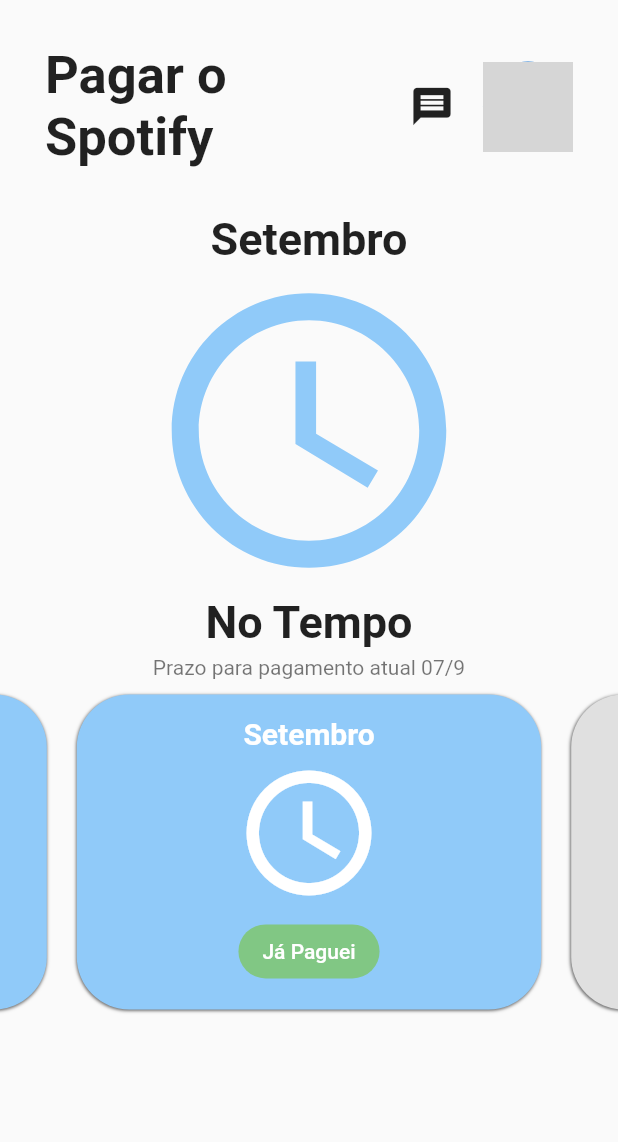
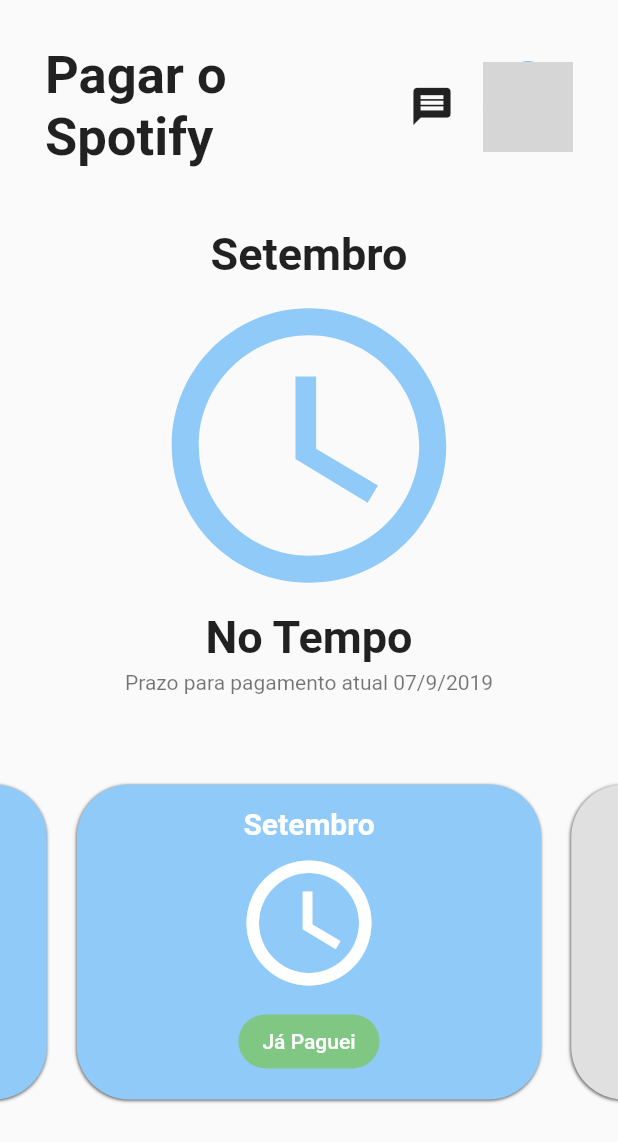
Before and after one commit to Joaomon7eiro/pay-me-app, a Flutter app: the UserHomePage screen opened directly with empty values, after a tap on the "message" icon, on a phone screen of 412 x 824 dp. Shown: the top 1142 px of the screen. Run offline on Flutter 3.47's test engine with Material 2 defaults, Android fonts, the phone set to English and light mode, and no system bars; drawn by our look-alikes of carousel_slider; our stand-ins replace cloud_firestore, flutter_spinkit; missing offline and left inert: flutter_open_whatsapp; accounts and stored records are empty; network calls fail; grey boxes are pictures that could not be loaded.

Commit message:
user layout

```diff
--- a/lib/models/month.dart
+++ b/lib/models/month.dart
@@ -4,10 +4,7 @@ class Month {
   final String title;
   final int number;
   final PaymentStatus status;
+  final String year;
 
-  const Month({
-    this.number,
-    this.title,
-    this.status,
-  });
+  const Month({this.number, this.title, this.status, this.year});
 }
--- a/lib/pages/user_home_page.dart
+++ b/lib/pages/user_home_page.dart
@@ -18,16 +18,17 @@ class UserHomePage extends StatefulWidget {
 }
 
 class _UserHomePageState extends State<UserHomePage> {
-  String id;
+  String _id;
+  var _refreshKey = GlobalKey<RefreshIndicatorState>();
   final _firestore = Firestore.instance;
 
-  List<Month> months = [];
+  List<Month> _months = [];
 
-  final currentMonth = DateTime.now().month - 1;
+  final _currentMonth = DateTime.now().month - 1;
 
-  bool isLoading = true;
+  bool _isLoading = true;
 
-  List<Month> defaultMonths = [
+  List<Month> _defaultMonths = [
     Month(
       number: 1,
       title: 'Janeiro',
@@ -90,75 +91,81 @@ class _UserHomePageState extends State<UserHomePage> {
     ),
   ];
 
-  void updateMonths() async {
+  Future<Null> updateMonths() async {
     final currentYear = DateTime.now().year.toString();
     final monthsReference = _firestore
         .collection('users')
-        .document(id)
+        .document(_id)
         .collection('years')
         .document(currentYear)
         .collection('months');
 
     final monthsData = await monthsReference.getDocuments();
 
-    print(monthsData.documents.length);
+    print('Quantidade de meses: ${monthsData.documents.length}');
 
     if (monthsData.documents.length == 0) {
       var batch = _firestore.batch();
       for (var i = 0; i < 12; i++) {
         batch.setData(
-            monthsReference.document(defaultMonths[i].number.toString()), {
-          'title': defaultMonths[i].title,
-          'id': defaultMonths[i].number.toString(),
-          'number': defaultMonths[i].number,
-          'status': defaultMonths[i].status.index,
+            monthsReference.document(_defaultMonths[i].number.toString()), {
+          'title': _defaultMonths[i].title,
+          'id': _defaultMonths[i].number.toString(),
+          'number': _defaultMonths[i].number,
+          'status': _defaultMonths[i].status.index,
+          'year': currentYear,
         });
       }
       batch.commit();
       updateMonths();
     } else {
-      months = [];
-      final monthsQuery = monthsReference.orderBy('number', descending: false);
-      final monthsQueryData = await monthsQuery.getDocuments();
+      _months = [];
+      final monthsQueryData = await monthsReference
+          .orderBy('number', descending: false)
+          .getDocuments();
+
       for (var month in monthsQueryData.documents) {
         print(month.data);
-        months.add(Month(
+        _months.add(Month(
           title: month.data['title'],
           number: month.data['number'],
-          status: paymentIndex(month.data['status']),
+          year: currentYear,
+          status: paymentIndex(
+            month.data['status'],
+          ),
         ));
       }
       setState(() {
-        isLoading = false;
+        _isLoading = false;
       });
     }
+    return null;
   }
 
   @override
   Widget build(BuildContext context) {
     User user = ModalRoute.of(context).settings.arguments;
-    if (id == null) {
-      id = user.id;
+    if (_id == null) {
+      _id = user.id;
       updateMonths();
     }
 
     return Scaffold(
       body: SafeArea(
-        child: isLoading
+        child: _isLoading
             ? Center(
                 child: SpinKitCubeGrid(
-                  color: Colors.indigo,
+                  color: Colors.black,
                   size: 50,
                 ),
               )
             : RefreshIndicator(
-                onRefresh: () {
-                  updateMonths();
-                  return;
-                },
+                color: Colors.black,
+                key: _refreshKey,
+                onRefresh: updateMonths,
                 child: SingleChildScrollView(
+                  physics: AlwaysScrollableScrollPhysics(),
                   child: Column(
-                    mainAxisAlignment: MainAxisAlignment.spaceBetween,
                     children: <Widget>[
                       Padding(
                         padding: const EdgeInsets.all(30.0),
@@ -184,31 +191,30 @@ class _UserHomePageState extends State<UserHomePage> {
                             SizedBox(
                               width: 10,
                             ),
-                            InkWell(
-                              onTap: () {},
-                              child: CircleAvatar(
-                                radius: 30,
-                                backgroundImage: NetworkImage(user.imageUrl),
-                              ),
-                            ),
+                            CircleAvatar(
+                              radius: 30,
+                              backgroundImage: NetworkImage(user.imageUrl),
+                            )
                           ],
                         ),
                       ),
                       Container(
+                        margin: EdgeInsets.symmetric(vertical: 10),
                         child: Column(
                           children: <Widget>[
                             Text(
-                              months[currentMonth].title,
+                              _months[_currentMonth].title,
                               style: TextStyle(
                                   fontWeight: FontWeight.bold, fontSize: 30),
                             ),
                             Icon(
-                              paymentIcon(months[currentMonth].status),
+                              paymentIcon(_months[_currentMonth].status),
                               size: 220,
-                              color: paymentColor(months[currentMonth].status),
+                              color:
+                                  paymentColor(_months[_currentMonth].status),
                             ),
                             Text(
-                              paymentStatus(months[currentMonth].status),
+                              paymentStatus(_months[_currentMonth].status),
                               style: TextStyle(
                                   fontWeight: FontWeight.bold, fontSize: 30),
                             ),
@@ -216,19 +222,19 @@ class _UserHomePageState extends State<UserHomePage> {
                               height: 5,
                             ),
                             Text(
-                              'Prazo para pagamento atual 07/${DateTime.now().month}',
+                              'Prazo para pagamento atual 07/${DateTime.now().month}/${DateTime.now().year}',
                               style: TextStyle(color: Colors.black54),
                             )
                           ],
                         ),
                       ),
                       Container(
-                        margin: EdgeInsets.only(bottom: 20),
+                        margin: EdgeInsets.only(top: 40),
                         child: CarouselSlider(
                           initialPage: DateTime.now().month - 1,
                           enableInfiniteScroll: false,
-                          height: 230.0,
-                          items: months.map((month) {
+                          height: 230,
+                          items: _months.map((month) {
                             return Builder(
                               builder: (BuildContext context) {
                                 return MonthItem(month);
--- a/lib/pages/users_login_page.dart
+++ b/lib/pages/users_login_page.dart
@@ -1,5 +1,6 @@
 import 'package:flutter/material.dart';
 import 'package:cloud_firestore/cloud_firestore.dart';
+import 'package:flutter_spinkit/flutter_spinkit.dart';
 
 import '../models/user.dart';
 import '../widgets/user_item.dart';
@@ -42,7 +43,10 @@ class _UsersLoginPageState extends State<UsersLoginPage> {
     return Scaffold(
       body: isLoading
           ? Center(
-              child: Text('...'),
+              child: SpinKitCubeGrid(
+                color: Colors.black,
+                size: 50,
+              ),
             )
           : Column(
               children: <Widget>[
@@ -57,13 +61,13 @@ class _UsersLoginPageState extends State<UsersLoginPage> {
                 Expanded(
                   child: Center(
                     child: Container(
-                      height: 400,
+                      height: MediaQuery.of(context).size.height * 0.6,
                       child: GridView.builder(
                         physics: NeverScrollableScrollPhysics(),
                         gridDelegate: SliverGridDelegateWithFixedCrossAxisCount(
-                            crossAxisCount: 2,
-                            childAspectRatio: 3 / 2,
-                            mainAxisSpacing: 20),
+                          crossAxisCount: 2,
+                          mainAxisSpacing: 10,
+                        ),
                         itemBuilder: (ctx, index) {
                           return UserItem(users[index]);
                         },
--- a/lib/widgets/user_item.dart
+++ b/lib/widgets/user_item.dart
@@ -20,7 +20,13 @@ class UserItem extends StatelessWidget {
             backgroundImage: NetworkImage(user.imageUrl),
           ),
         ),
-        Text(user.name)
+        SizedBox(
+          height: 10,
+        ),
+        Text(
+          user.name,
+          style: TextStyle(fontWeight: FontWeight.bold, fontSize: 20),
+        )
       ],
     );
   }
```
